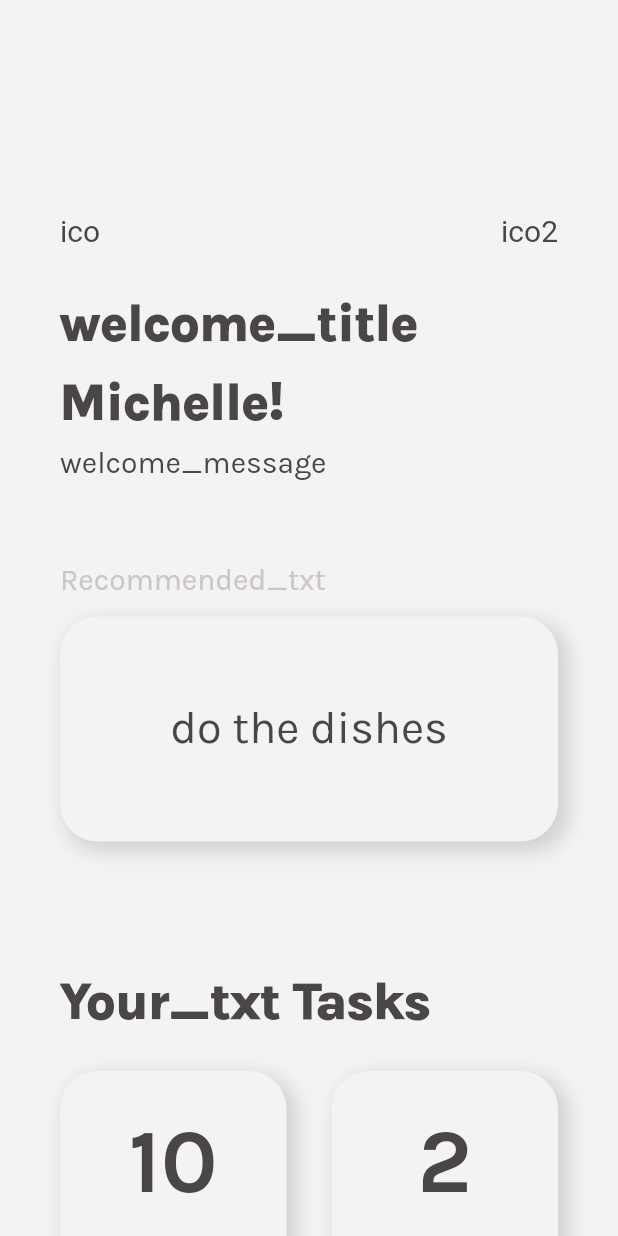
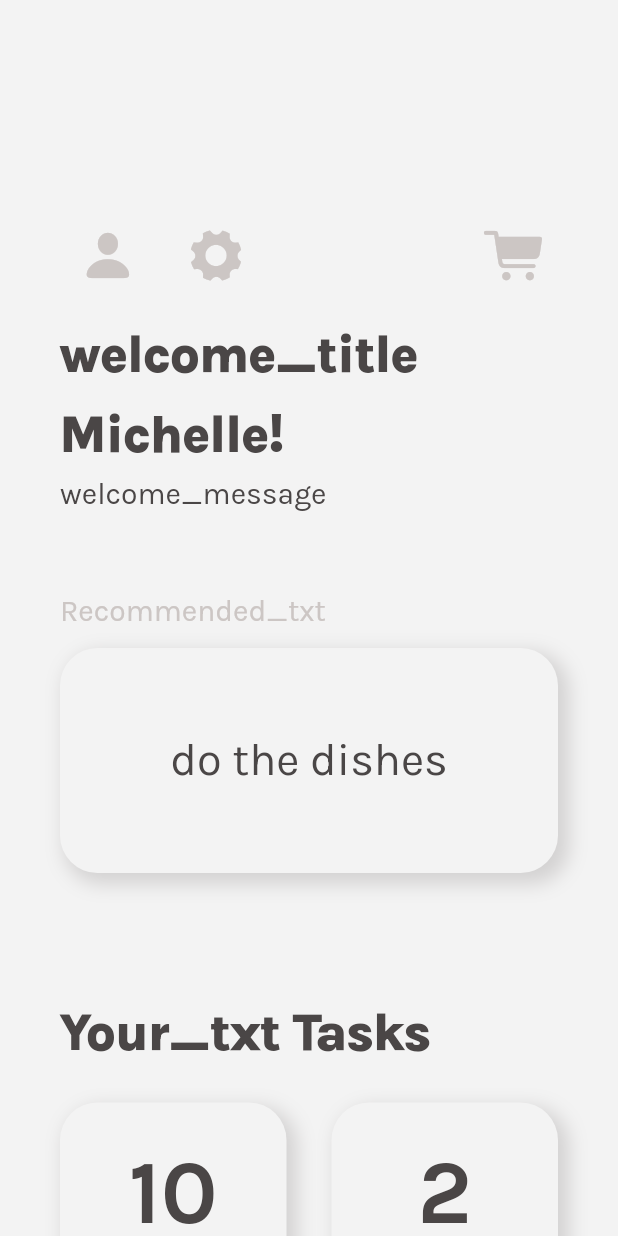
Before and after one commit to iloveproggen/relatee-frontend, a Flutter app: the screen it shows after launch, on a phone screen of 412 x 824 dp. Run offline on Flutter 3.47's test engine with Material 3 defaults, Android fonts, the phone set to English and light mode, and no system bars; our stand-ins replace flutter_svg, get; Roboto replaces fonts that are missing (Sedan).

Commit message:
added first button
profile button now opens profile view

```diff
--- a/frontend_v1/lib/main.dart
+++ b/frontend_v1/lib/main.dart
@@ -1,10 +1,11 @@
-
+import 'package:flutter/cupertino.dart';
 import 'package:flutter/material.dart';
 import 'package:flutter_svg/flutter_svg.dart';
 import 'package:flutter_svg/svg.dart';
 import 'package:get/get.dart';
 
 import 'assets/LocaleStrings.dart';
+import 'profileV2.dart'; // Importing the SecondPage widget
 
 void main() {
   runApp(const MainWidget());
@@ -20,7 +21,7 @@ class MainWidget extends StatelessWidget {
   Widget build(BuildContext context) {
     return GetMaterialApp(
       translations: LocaleString(),
-      locale: const Locale('ru-RU'),
+      locale: const Locale('en-US'),
       fallbackLocale: const Locale('en-US'),
       debugShowCheckedModeBanner: false,
       title: 'Flutter Demo',
@@ -51,6 +52,7 @@ class MainWidget extends StatelessWidget {
             padding: EdgeInsets.only(top: 140, left: 40, right: 40),
             child:
                 Column(crossAxisAlignment: CrossAxisAlignment.start, children: [
+              IconRow(),
               WelcomeText(),
               ButtonRecommended(task: "do the dishes"),
               TaskOverview(),
@@ -58,6 +60,63 @@ class MainWidget extends StatelessWidget {
             ]),
           ),
         ),
+      ),
+    );
+  }
+}
+
+class IconRow extends StatelessWidget {
+  const IconRow({super.key});
+
+  final double padding = 10;
+  final double size = 40;
+  final Color col = const Color.fromARGB(255, 204, 198, 196);
+
+  @override
+  Widget build(BuildContext context) {
+    return Padding(
+      padding: const EdgeInsets.only(bottom: 10),
+      child: Row(
+        mainAxisAlignment: MainAxisAlignment.spaceBetween,
+        children: [
+          Row(
+            children: [
+                Padding(
+                  padding: EdgeInsets.only(right: padding),
+                  child: TextButton(
+                    onPressed: (){
+                      Navigator.push(
+                        context,
+                        MaterialPageRoute(builder: (context) => const ProfileView()));
+                    },
+                    child: Icon(
+                      CupertinoIcons.person_fill,
+                      color: col,
+                      size: size,
+                    ),
+                  ),
+                ),
+                Padding(
+                  padding: EdgeInsets.all(padding),
+                  child:  Icon(
+                    CupertinoIcons.gear_solid,
+                    color:  col,
+                    size: size,
+                    semanticLabel: 'Text to announce in accessibility modes',
+                  ),
+                ),
+            ],
+          ),
+          Padding(
+            padding: EdgeInsets.all(padding),
+            child:  Icon(
+                    CupertinoIcons.cart_fill,
+                    color: col,
+                    size: size,
+                    semanticLabel: 'Text to announce in accessibility modes',
+                  ),
+          ),
+        ],
       ),
     );
   }
@@ -74,16 +133,11 @@ class WelcomeText extends StatelessWidget {
         Padding(
           padding: const EdgeInsets.only(bottom: 50),
           child: SizedBox(
+              width: double.infinity,
               child: Column(
-            mainAxisAlignment: MainAxisAlignment.end,
+                mainAxisAlignment: MainAxisAlignment.start,
                 crossAxisAlignment: CrossAxisAlignment.start,
                 children: [
-              const Padding(
-                padding: EdgeInsets.only(bottom: 20),
-                child: Row(
-                    mainAxisAlignment: MainAxisAlignment.spaceBetween,
-                    children: [Text("ico"), Text("ico2")]),
-              ),
                   Text('${'welcome_title'.tr} Michelle!',
                       style: Theme.of(context).textTheme.bodyLarge),
                   Text('welcome_message'.tr,
@@ -344,8 +398,7 @@ class _TaskState extends State<TaskOverview> {
           ),
           const ButtonRow(),
           const Task(taskName: "do the dishes", taskStatus: 2),
-          const Task(
-              taskName: "mop the floor", taskStatus: 1),
+          const Task(taskName: "mop the floor", taskStatus: 1),
           Padding(
             padding: const EdgeInsets.only(top: 10),
             child: Text('SeeAllTasks_txt'.tr,
```
Lines whose indentation alone changed are shown as unchanged.
